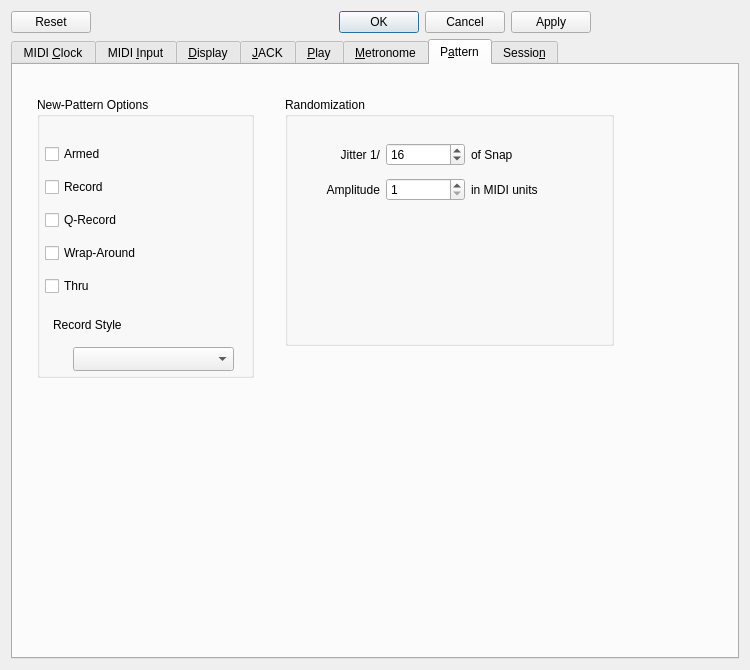
Above: seq_qt5/forms/qseditoptions.ui from ahlstromcj/seq66 before the change. Below: the same form after it.
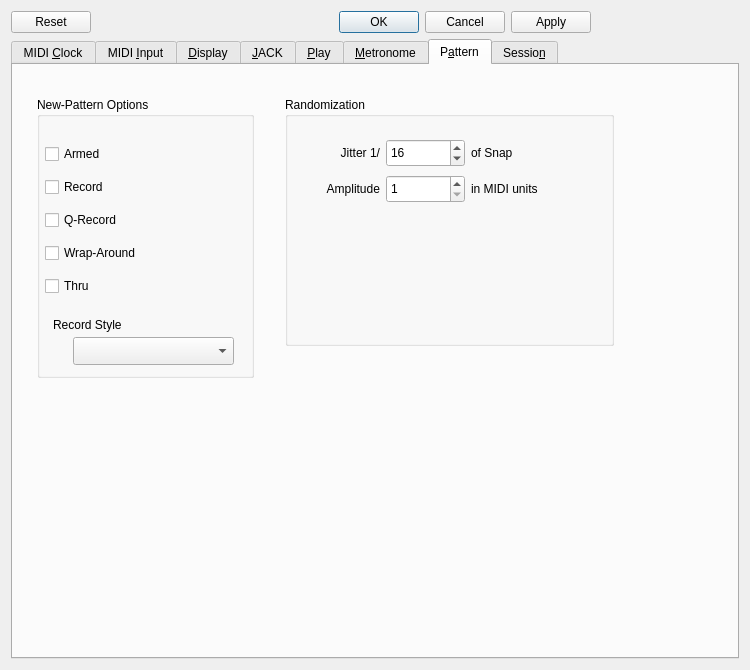
That is the form after the change. The open tabs and pages were chosen to show the change.

```diff
--- a/seq_qt5/forms/qseditoptions.ui
+++ b/seq_qt5/forms/qseditoptions.ui
@@ -37,6 +37,7 @@
      </property>
      <property name="font">
       <font>
+       <weight>50</weight>
        <bold>false</bold>
       </font>
      </property>
@@ -2645,11 +2646,17 @@
         <property name="geometry">
          <rect>
           <x>36</x>
-          <y>250</y>
+          <y>240</y>
           <width>161</width>
-          <height>24</height>
+          <height>28</height>
          </rect>
         </property>
+        <property name="minimumSize">
+         <size>
+          <width>0</width>
+          <height>28</height>
+         </size>
+        </property>
         <property name="currentText">
          <string/>
         </property>
@@ -2755,6 +2762,12 @@
          </item>
          <item row="0" column="1">
           <widget class="QSpinBox" name="spinBoxJitter">
+           <property name="minimumSize">
+            <size>
+             <width>0</width>
+             <height>28</height>
+            </size>
+           </property>
            <property name="minimum">
             <number>2</number>
            </property>
@@ -2785,6 +2798,12 @@
          </item>
          <item row="1" column="1">
           <widget class="QSpinBox" name="spinBoxAmplitude">
+           <property name="minimumSize">
+            <size>
+             <width>0</width>
+             <height>28</height>
+            </size>
+           </property>
            <property name="minimum">
             <number>1</number>
            </property>
```
Left out of the diff: 67 changed lines with no effect on the pictures.
